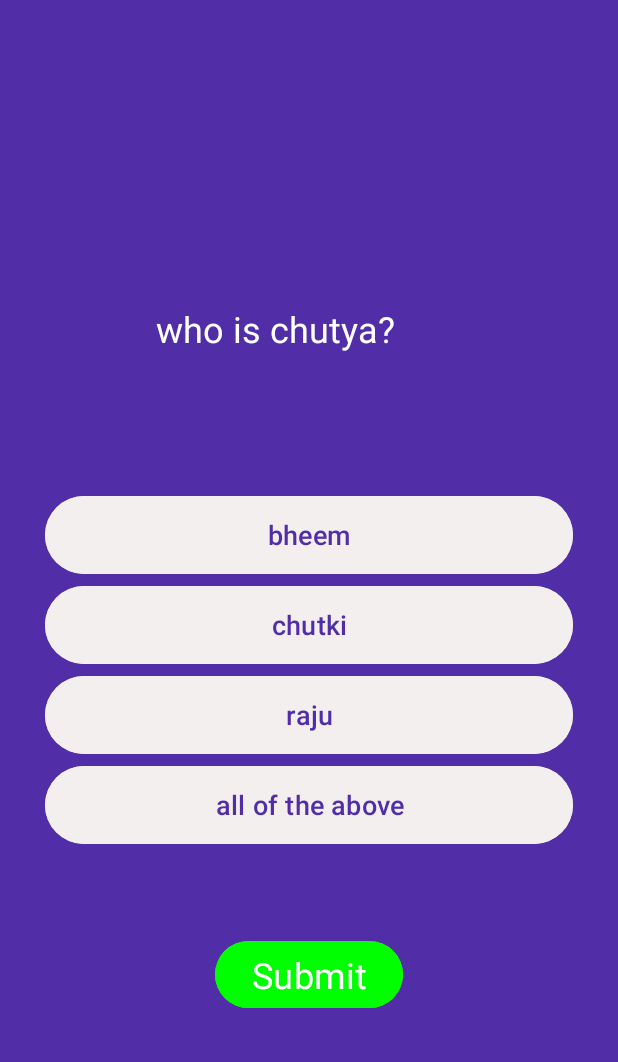
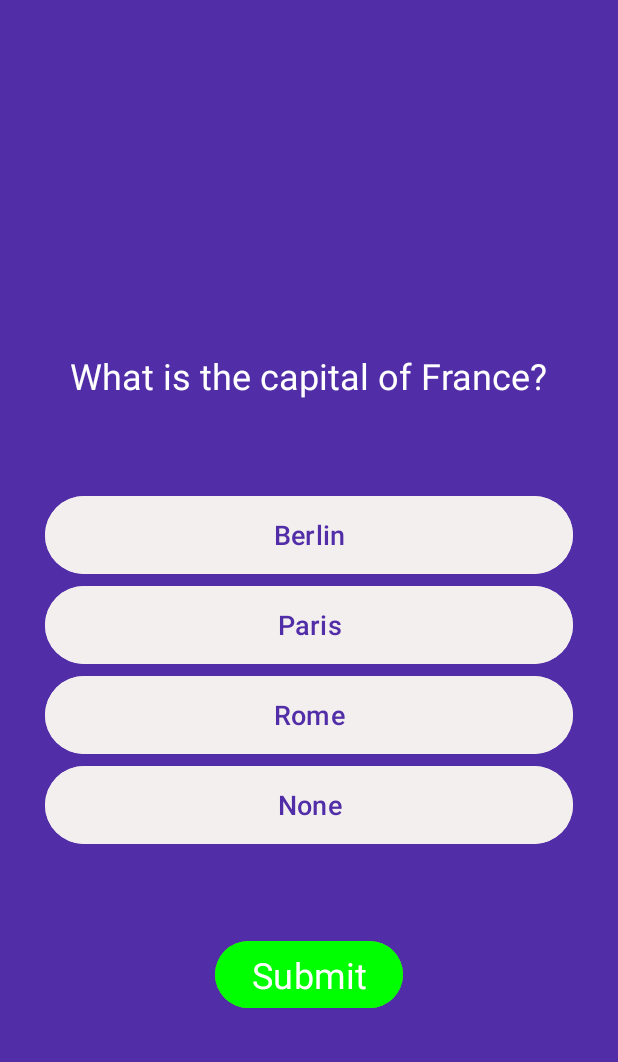
Before and after one commit to vishalyadav-77/Quizz, an Android app: the screen it shows after launch (MainActivity2), after a tap on "Play Quiz", on a phone screen of 412 x 824 dp, the part 174-1236 px from its top. Run offline under Robolectric (Android 15) with nearby library versions, the phone set to English and light mode, and no system bars; Roboto replaces fonts that are not available here.

Commit message:
Updated ques_ans arrays, fixed xml files.

```diff
--- a/app/src/main/java/com/example/quizz/ques_ans.java
+++ b/app/src/main/java/com/example/quizz/ques_ans.java
@@ -2,16 +2,25 @@ package com.example.quizz;
 
 public class ques_ans{
    public static String[] questions={
-            "who is chutya?",
-            "Strongest character?"
+            "What is the capital of France?",
+           "What does CPU stand for?",
+           "Which of the following is an operating system?",
+           "What does HTML stand for?",
+           "Which language is used to style web pages?",
     };
     public static String[][] answers={
-            {"bheem","chutki","raju","all of the above"},
-            {"Gojo","Tanjiro","Goku","Naruto"}
+            {"Berlin","Paris","Rome","None"},
+            {"Central Processing Unit", "Central Program Unit", "Computer Processing Unit", "Central Process Unit"},
+            {"Microsoft Word", "Google Chrome", "Windows 10", "Adobe Photoshop"},
+            {"HyperText Markup Language", "HyperTransfer Markup Language", "HighText Markup Language", "HyperText Machine Language"},
+            {"HTML", "JavaScript", "CSS", "SQL"},
     };
     public static String[] correctans={
-            "all of the above",
-            "Goku"
+            "Paris",
+            "Central Processing Unit",
+            "Windows 10",
+            "HyperText Markup Language",
+            "CSS",
     };
 
 }
--- a/app/src/main/res/layout/activity_main2.xml
+++ b/app/src/main/res/layout/activity_main2.xml
@@ -30,19 +30,27 @@
         android:text="By Vishal"
         android:textColor="#FFFF"
         app:layout_constraintEnd_toEndOf="parent"
-        app:layout_constraintTop_toTopOf="@+id/textView" />
+        app:layout_constraintTop_toTopOf="@+id/textView" /><![CDATA[
+
+    " />
+
+
+
+    ]]>
 
     <TextView
         android:id="@+id/Question"
         android:layout_width="wrap_content"
         android:layout_height="wrap_content"
-        android:layout_marginBottom="91dp"
+        android:layout_marginBottom="60dp"
         android:gravity="center"
         android:text="Question"
         android:textColor="#FFFF"
         android:textSize="24sp"
         app:layout_constraintBottom_toTopOf="@+id/linearLayout2"
-        app:layout_constraintEnd_toStartOf="@+id/textView2" />
+        app:layout_constraintEnd_toEndOf="parent"
+        app:layout_constraintHorizontal_bias="0.498"
+        app:layout_constraintStart_toStartOf="parent" />
 
     <LinearLayout
         android:id="@+id/linearLayout2"
--- a/app/src/main/res/layout/quiz_ques_activity.xml
+++ b/app/src/main/res/layout/quiz_ques_activity.xml
@@ -50,7 +50,7 @@
         android:id="@+id/ques"
         android:layout_width="303dp"
         android:layout_height="40dp"
-        android:layout_marginBottom="50dp"
+        android:layout_marginBottom="20dp"
         android:background="#FFFF"
         android:ems="10"
         android:hint="Type Here"
@@ -162,12 +162,12 @@
         android:id="@+id/optionD"
         android:layout_width="250dp"
         android:layout_height="25dp"
-        android:layout_marginBottom="35dp"
+        android:layout_marginBottom="20dp"
         android:background="#FFFF"
         android:ems="10"
-        android:paddingLeft="10dp"
         android:hint="Enter Option D"
         android:inputType="text"
+        android:paddingLeft="10dp"
         app:layout_constraintBottom_toTopOf="@+id/textView4"
         app:layout_constraintEnd_toEndOf="parent"
         app:layout_constraintHorizontal_bias="0.515"
@@ -177,7 +177,7 @@
         android:id="@+id/next"
         android:layout_width="wrap_content"
         android:layout_height="55dp"
-        android:layout_marginBottom="92dp"
+        android:layout_marginBottom="32dp"
         android:backgroundTint="#64DD17"
         android:text="Next"
         android:textSize="22dp"
@@ -190,7 +190,7 @@
         android:id="@+id/textView4"
         android:layout_width="wrap_content"
         android:layout_height="wrap_content"
-        android:layout_marginBottom="110dp"
+        android:layout_marginBottom="96dp"
         android:text="Choose Correct Option"
         android:textColor="#FFFF"
         android:textSize="18sp"
@@ -202,7 +202,7 @@
         android:id="@+id/linearlayout1"
         android:layout_width="match_parent"
         android:layout_height="wrap_content"
-        android:layout_marginBottom="176dp"
+        android:layout_marginBottom="80dp"
         android:orientation="horizontal"
         android:paddingLeft="40dp"
         app:layout_constraintBottom_toBottomOf="parent"
```
